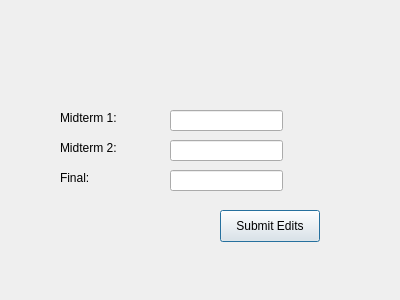
Qt form editgrades.ui (ahmedmgh67/coursetracking-cs2) before a commit.
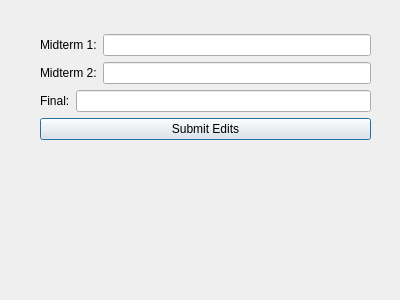
The same form after that commit.

The edit to the form file:
```diff
--- a/editgrades.ui
+++ b/editgrades.ui
@@ -13,100 +13,73 @@
   <property name="windowTitle">
    <string>Dialog</string>
   </property>
-  <widget class="QLineEdit" name="lineEdit">
+  <widget class="QWidget" name="">
    <property name="geometry">
     <rect>
-     <x>170</x>
-     <y>110</y>
-     <width>113</width>
-     <height>21</height>
+     <x>40</x>
+     <y>34</y>
+     <width>331</width>
+     <height>231</height>
     </rect>
    </property>
-  </widget>
-  <widget class="QLineEdit" name="lineEdit_2">
-   <property name="geometry">
-    <rect>
-     <x>170</x>
-     <y>140</y>
-     <width>113</width>
-     <height>21</height>
-    </rect>
-   </property>
-  </widget>
-  <widget class="QLineEdit" name="lineEdit_3">
-   <property name="geometry">
-    <rect>
-     <x>170</x>
-     <y>170</y>
-     <width>113</width>
-     <height>21</height>
-    </rect>
-   </property>
-  </widget>
+   <layout class="QVBoxLayout" name="verticalLayout">
+    <item>
+     <layout class="QHBoxLayout" name="horizontalLayout">
+      <item>
   <widget class="QLabel" name="label">
-   <property name="geometry">
-    <rect>
-     <x>60</x>
-     <y>110</y>
-     <width>71</width>
-     <height>16</height>
-    </rect>
-   </property>
    <property name="text">
     <string>Midterm 1:</string>
    </property>
   </widget>
+      </item>
+      <item>
+       <widget class="QLineEdit" name="lineEdit"/>
+      </item>
+     </layout>
+    </item>
+    <item>
+     <layout class="QHBoxLayout" name="horizontalLayout_2">
+      <item>
   <widget class="QLabel" name="label_2">
-   <property name="geometry">
-    <rect>
-     <x>60</x>
-     <y>140</y>
-     <width>71</width>
-     <height>16</height>
-    </rect>
-   </property>
    <property name="text">
     <string>Midterm 2:</string>
    </property>
   </widget>
+      </item>
+      <item>
+       <widget class="QLineEdit" name="lineEdit_2"/>
+      </item>
+     </layout>
+    </item>
+    <item>
+     <layout class="QHBoxLayout" name="horizontalLayout_3">
+      <item>
   <widget class="QLabel" name="label_3">
-   <property name="geometry">
-    <rect>
-     <x>60</x>
-     <y>170</y>
-     <width>71</width>
-     <height>16</height>
-    </rect>
-   </property>
    <property name="text">
     <string>Final:</string>
    </property>
   </widget>
+      </item>
+      <item>
+       <widget class="QLineEdit" name="lineEdit_3"/>
+      </item>
+     </layout>
+    </item>
+    <item>
   <widget class="QPushButton" name="pushButton">
-   <property name="geometry">
-    <rect>
-     <x>220</x>
-     <y>210</y>
-     <width>100</width>
-     <height>32</height>
-    </rect>
-   </property>
    <property name="text">
     <string>Submit Edits</string>
    </property>
   </widget>
+    </item>
+    <item>
   <widget class="QLabel" name="resultlabel">
-   <property name="geometry">
-    <rect>
-     <x>60</x>
-     <y>250</y>
-     <width>301</width>
-     <height>16</height>
-    </rect>
-   </property>
    <property name="text">
     <string/>
    </property>
+     </widget>
+    </item>
+   </layout>
   </widget>
  </widget>
  <resources/>
```
Lines whose indentation alone changed are shown as unchanged.
